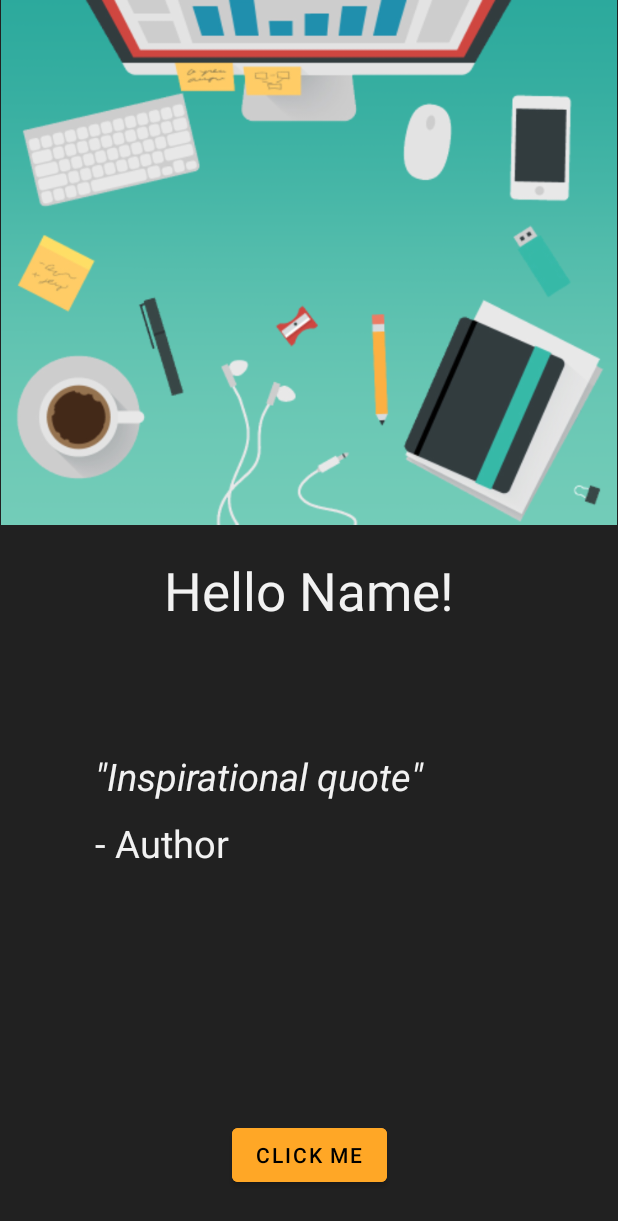
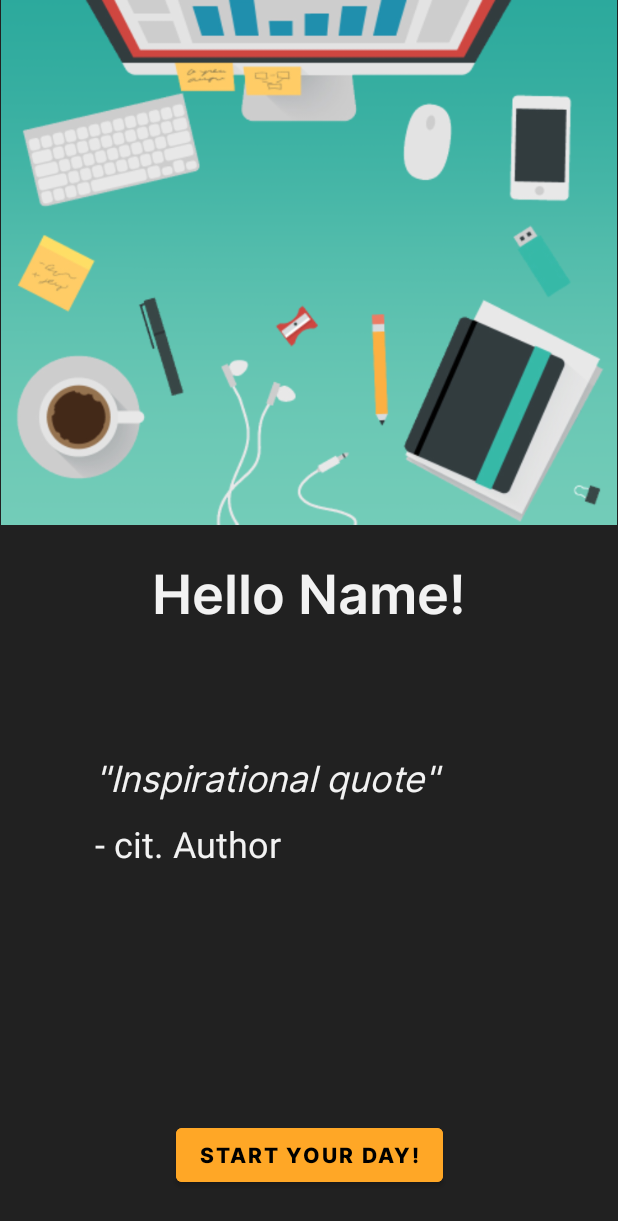
Before and after one commit to antonio-1337/ProdApptivity, an Android app: the screen it shows after launch once a user with an empty profile is signed in (HomeActivity), on a phone screen of 412 x 824 dp. Shown: the top 1221 px of the screen. Run offline under Robolectric (Android 15) with nearby library versions, the phone set to English and light mode, and no system bars; our stand-ins replace Firebase (no records; nobody signed in at launch, a user with empty details on screens opened directly), data binding; libraries missing offline, so code that uses them is left out: org.kodein.di; pictures from the network do not load; 7 statements that could not run were skipped.

Commit message:
added some resources
inter font family

```diff
--- a/app/src/main/res/layout/activity_home.xml
+++ b/app/src/main/res/layout/activity_home.xml
@@ -36,7 +36,8 @@
             android:layout_marginTop="370dp"
             android:layout_marginEnd="60dp"
             android:text="Hello Name!"
-            android:textSize="35sp"
+            android:fontFamily="@font/inter_semibold"
+            android:textSize="36sp"
             app:layout_constraintEnd_toEndOf="parent"
             app:layout_constraintStart_toStartOf="parent"
             app:layout_constraintTop_toTopOf="parent" />
@@ -51,7 +52,8 @@
             android:backgroundTint="@color/orange_normal"
             android:backgroundTintMode="src_in"
             android:onClick="@{()->viewModel.getRandomQuote()}"
-            android:text="click me"
+            android:text="Start your day!"
+            android:fontFamily="@font/inter_extrabold"
             app:layout_constraintBottom_toBottomOf="parent"
             app:layout_constraintEnd_toEndOf="parent"
             app:layout_constraintStart_toStartOf="parent" />
@@ -96,8 +98,9 @@
                 android:layout_width="match_parent"
                 android:layout_height="wrap_content"
                 android:gravity="left"
+                android:fontFamily="@font/inter_regular"
                 android:text='"Inspirational quote"'
-                android:textSize="25sp"
+                android:textSize="24sp"
                 android:textStyle="italic" />
 
             <TextView
@@ -106,8 +109,8 @@
                 android:layout_height="wrap_content"
                 android:layout_marginTop="10dp"
                 android:gravity="start"
-                android:text='- Author'
-                android:textSize="25sp" />
+                android:text='- cit. Author'
+                android:textSize="24sp" />
         </LinearLayout>
 
     </androidx.constraintlayout.widget.ConstraintLayout>
--- a/build.gradle
+++ b/build.gradle
@@ -7,7 +7,7 @@ buildscript {
         mavenCentral()
     }
     dependencies {
-        classpath 'com.android.tools.build:gradle:4.1.3'
+        classpath 'com.android.tools.build:gradle:4.2.1'
         classpath "org.jetbrains.kotlin:kotlin-gradle-plugin:$kotlin_version"
         classpath 'com.google.gms:google-services:4.3.3'
 
```
Also changed, not shown: app/src/main/res/drawable/fb_logo.png (added), app/src/main/res/drawable/google_logo.png (added), app/src/main/res/font/inter_black.ttf (added), app/src/main/res/font/inter_bold.ttf (added), app/src/main/res/font/inter_extrabold.ttf (added), app/src/main/res/font/inter_extralight.ttf (added), app/src/main/res/font/inter_light.ttf (added), app/src/main/res/font/inter_medium.ttf (added), app/src/main/res/font/inter_regular.ttf (added), app/src/main/res/font/inter_semibold.ttf (added), app/src/main/res/font/inter_thin.ttf (added), gradle/wrapper/gradle-wrapper.properties.
